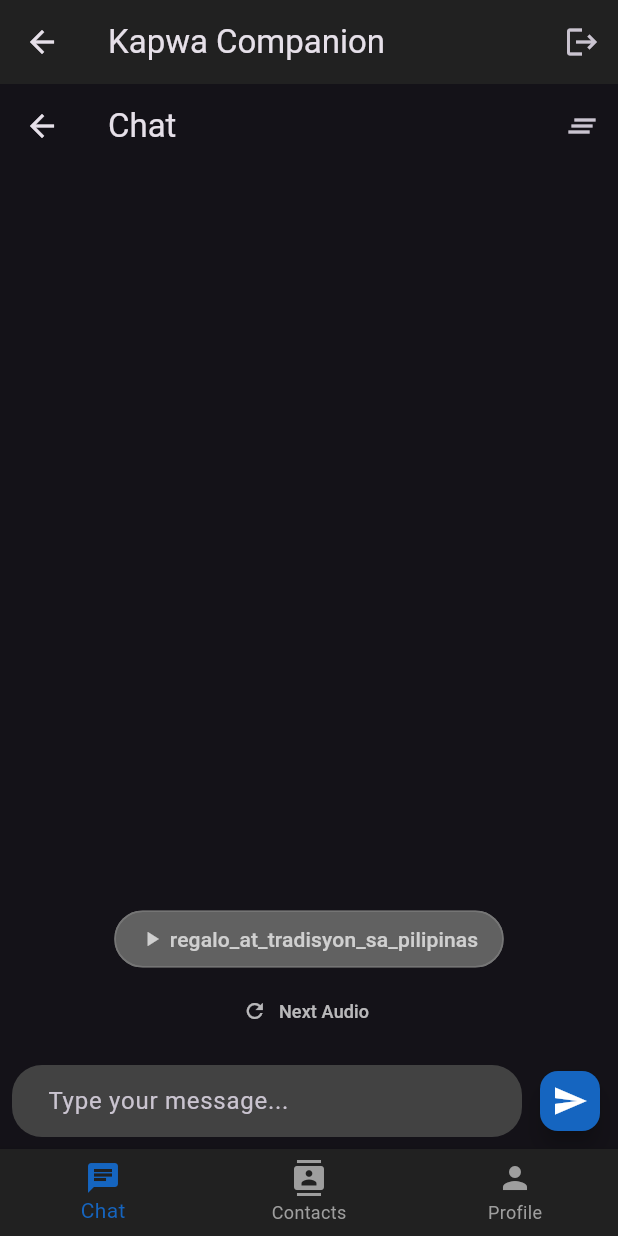
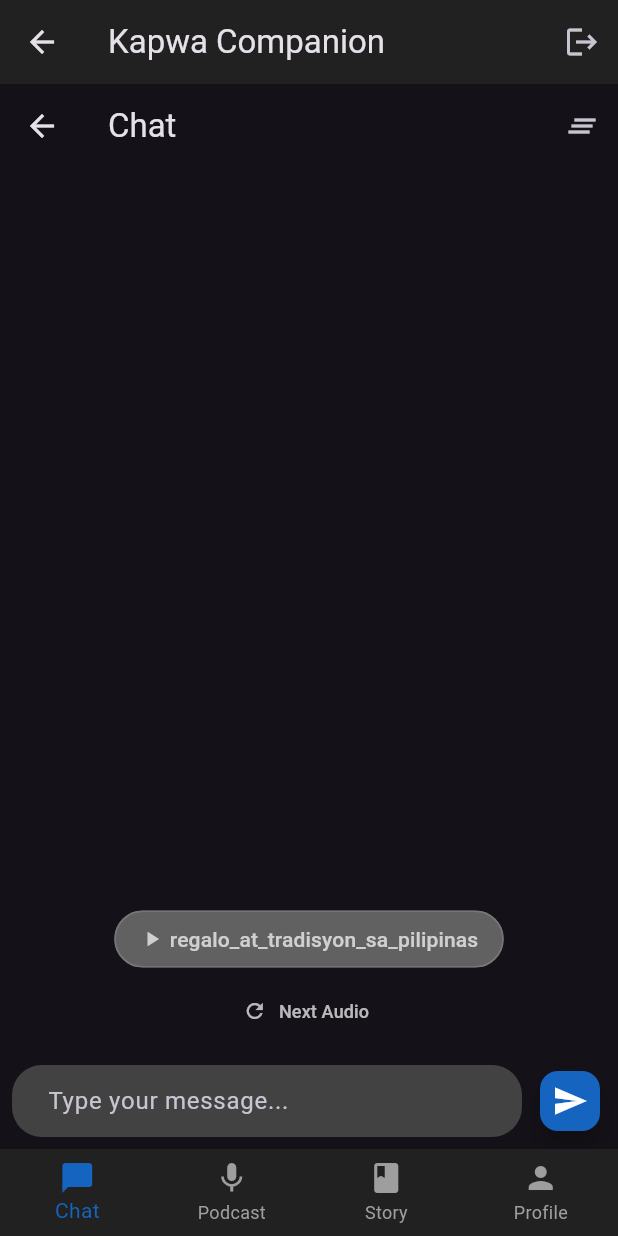
Before and after one commit to billee/podcasts, a Flutter app: the MainScreen screen opened directly, on a phone screen of 412 x 824 dp. Run offline on Flutter 3.47's test engine with Material 3 defaults, Android fonts, the light colour scheme and no system bars; our stand-ins replace audioplayers, cloud_firestore, firebase_auth, firebase_core, flutter_dotenv, shared_preferences; accounts and stored records are empty.

Commit message:
add podcast and story at the bottom navidation bar

```diff
--- a/lib/screens/main_screen.dart
+++ b/lib/screens/main_screen.dart
@@ -3,7 +3,7 @@
 import 'package:flutter/material.dart';
 import 'package:firebase_auth/firebase_auth.dart';
 import 'package:kapwa_companion_basic/screens/chat_screen.dart';
-import 'package:kapwa_companion_basic/screens/contacts_screen.dart';
+import 'package:kapwa_companion_basic/screens/contacts_screen.dart'; // Keep if still needed for other purposes or future plans
 import 'package:kapwa_companion_basic/screens/profile_screen.dart';
 import 'package:kapwa_companion_basic/screens/auth/login_screen.dart';
 import 'dart:async';
@@ -89,10 +89,10 @@ class _MainScreenState extends State<MainScreen> {
               userId: _currentUserId,
               username: _currentUsername,
             ),
-            ContactsScreen(
-              userId: _currentUserId,
-              username: _currentUsername,
-            ),
+            // Placeholder for Podcast screen
+            const Center(child: Text('Podcast Screen Content')),
+            // Placeholder for Story screen
+            const Center(child: Text('Story Screen Content')),
             const ProfileScreen(),
           ];
           _logger.info(
@@ -108,10 +108,10 @@ class _MainScreenState extends State<MainScreen> {
               userId: _currentUserId,
               username: _currentUsername,
             ),
-            ContactsScreen(
-              userId: _currentUserId,
-              username: _currentUsername,
-            ),
+            // Placeholder for Podcast screen
+            const Center(child: Text('Podcast Screen Content')),
+            // Placeholder for Story screen
+            const Center(child: Text('Story Screen Content')),
             const ProfileScreen(),
           ];
           _logger.warning(
@@ -211,12 +211,16 @@ class _MainScreenState extends State<MainScreen> {
         type: BottomNavigationBarType.fixed,
         items: const [
           BottomNavigationBarItem(
-            icon: Icon(Icons.chat),
+            icon: Icon(Icons.chat_bubble), // Changed icon
             label: 'Chat',
           ),
           BottomNavigationBarItem(
-            icon: Icon(Icons.contacts),
-            label: 'Contacts',
+            icon: Icon(Icons.mic), // New item
+            label: 'Podcast',
+          ),
+          BottomNavigationBarItem(
+            icon: Icon(Icons.book), // New item
+            label: 'Story',
           ),
           BottomNavigationBarItem(
             icon: Icon(Icons.person),
```
